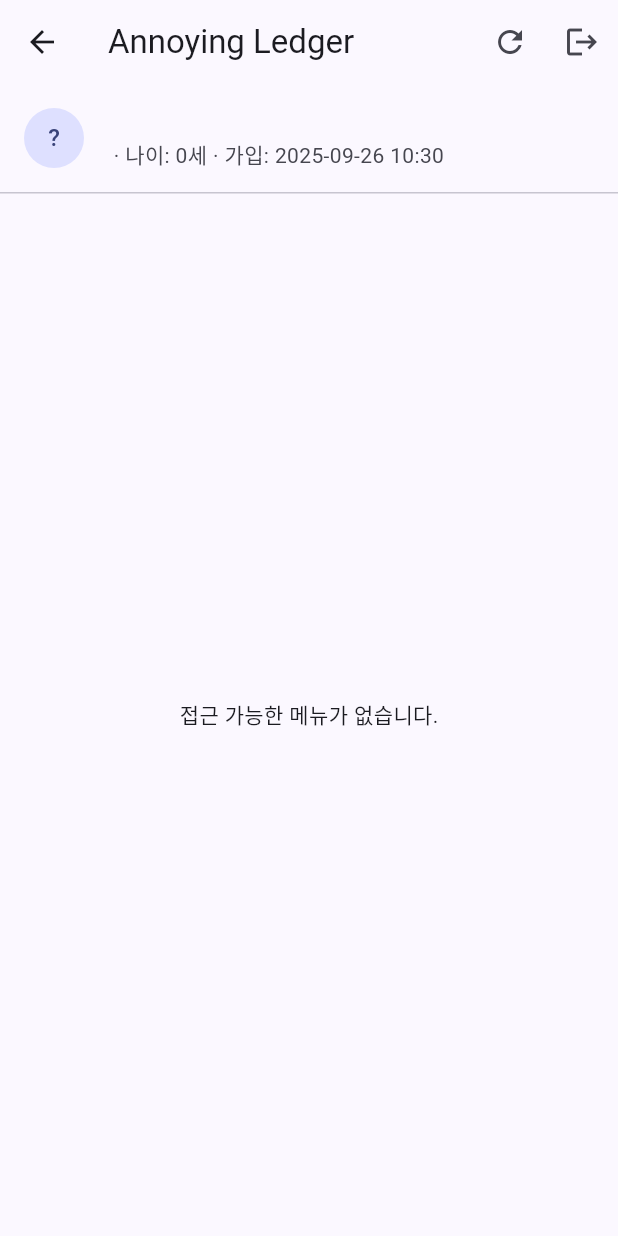
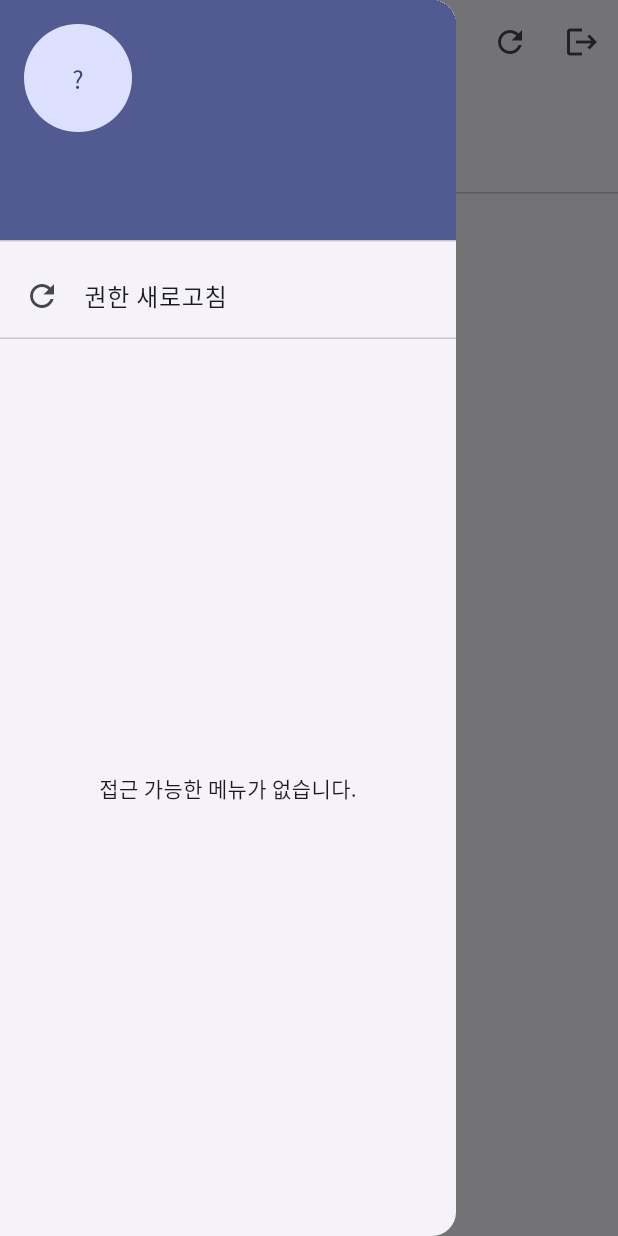
Before and after one commit to koojeongwoon/annoying_ledger, a Flutter app: the HomeScreen screen opened directly, with the side drawer open (before the commit the screen has no drawer), on a phone screen of 412 x 824 dp. Run offline on Flutter 3.47's test engine with Material 3 defaults, Android fonts, the phone set to English and light mode, and no system bars; our stand-ins replace google_fonts, shared_preferences; accounts and stored records are empty.

Commit message:
로그인 / 로그아웃 / 메뉴 리스트 구현 추가

```diff
--- /dev/null
+++ b/lib/core/api/base_response.dart
@@ -0,0 +1,31 @@
+
+import 'package:intl/intl.dart';
+
+class BaseResponse<T> {
+  final String code;
+  final String message;
+  final T? data;
+  final DateTime timestamp;
+
+  BaseResponse({
+    required this.code,
+    required this.message,
+    this.data,
+    required this.timestamp,
+  });
+
+  factory BaseResponse.fromJson(Map<String, dynamic> json, T Function(Object? json)? fromJsonT) {
+    return BaseResponse<T>(
+      code: json['code'] as String,
+      message: json['message'] as String,
+      data: json['data'] == null ? null : fromJsonT!(json['data']),
+      timestamp: DateTime.parse(json['timestamp'] as String),
+    );
+  }
+
+  DateTime get localTimestamp => timestamp.toLocal();
+
+  String get formattedLocalTimestamp {
+    return DateFormat('yyyy-MM-dd HH:mm:ss').format(localTimestamp);
+  }
+}
--- a/lib/core/config/app_config.dart
+++ b/lib/core/config/app_config.dart
@@ -1,5 +1,5 @@
 class AppConfig {
   const AppConfig._();
 
-  static const String apiBaseUrl = 'http://localhost:8080';
+  static const String apiBaseUrl = 'http://192.168.102.35:8080';
 }
--- a/lib/features/auth/models/resource_access.dart
+++ b/lib/features/auth/models/resource_access.dart
@@ -93,7 +93,7 @@ class UserResourceAccess {
   final List<ResourceAccessItem> deniedResources;
 
   factory UserResourceAccess.fromJson(Map<String, dynamic> json) {
-    List<ResourceAccessItem> _parseList(String key) {
+    List<ResourceAccessItem> parseList(String key) {
       final raw = json[key];
       if (raw is List) {
         return raw
@@ -105,25 +105,25 @@ class UserResourceAccess {
     }
 
     return UserResourceAccess(
-      menus: _parseList('menus'),
-      pages: _parseList('pages'),
-      features: _parseList('features'),
-      elements: _parseList('elements'),
-      deniedResources: _parseList('deniedResources'),
+      menus: parseList('menus'),
+      pages: parseList('pages'),
+      features: parseList('features'),
+      elements: parseList('elements'),
+      deniedResources: parseList('deniedResources'),
     );
   }
 
   Map<String, dynamic> toJson() {
-    List<Map<String, dynamic>> _toJsonList(List<ResourceAccessItem> items) {
+    List<Map<String, dynamic>> toJsonList(List<ResourceAccessItem> items) {
       return items.map((item) => item.toJson()).toList();
     }
 
     return {
-      'menus': _toJsonList(menus),
-      'pages': _toJsonList(pages),
-      'features': _toJsonList(features),
-      'elements': _toJsonList(elements),
-      'deniedResources': _toJsonList(deniedResources),
+      'menus': toJsonList(menus),
+      'pages': toJsonList(pages),
+      'features': toJsonList(features),
+      'elements': toJsonList(elements),
+      'deniedResources': toJsonList(deniedResources),
     };
   }
 
--- a/lib/features/auth/models/success_response.dart
+++ /dev/null
@@ -1,29 +0,0 @@
-class SuccessResponse {
-  SuccessResponse({
-    this.code,
-    this.message,
-    this.data,
-    this.timestamp,
-  });
-
-  final String? code;
-  final String? message;
-  final dynamic data;
-  final DateTime? timestamp;
-
-  factory SuccessResponse.fromJson(Map<String, dynamic> json) {
-    return SuccessResponse(
-      code: json['code'] as String?,
-      message: json['message'] as String?,
-      data: json['data'],
-      timestamp: _parseDateTime(json['timestamp']),
-    );
-  }
-
-  static DateTime? _parseDateTime(Object? value) {
-    if (value is String && value.isNotEmpty) {
-      return DateTime.tryParse(value);
-    }
-    return null;
-  }
-}
--- a/lib/features/home/view/home_screen.dart
+++ b/lib/features/home/view/home_screen.dart
@@ -2,6 +2,7 @@ import 'package:flutter/material.dart';
 import 'package:provider/provider.dart';
 
 import 'package:annoying_ledger/features/auth/controllers/auth_controller.dart';
+import 'package:annoying_ledger/features/auth/models/resource_access.dart';
 import 'package:annoying_ledger/features/auth/models/user_profile.dart';
 import 'package:annoying_ledger/features/home/widgets/menu_tree_view.dart';
 
@@ -14,6 +15,8 @@ class HomeScreen extends StatelessWidget {
       builder: (context, auth, _) {
         final profile = auth.profile;
         final menuNodes = auth.menuTree;
+        final accessibleMenus = auth.accessibleMenus;
+        final refreshCallback = auth.isBusy ? null : () => _refreshMenus(context);
         return Scaffold(
           appBar: AppBar(
             title: const Text('Annoying Ledger'),
@@ -21,7 +24,7 @@ class HomeScreen extends StatelessWidget {
               IconButton(
                 icon: const Icon(Icons.refresh),
                 tooltip: '권한 새로고침',
-                onPressed: auth.isBusy ? null : () => _refreshMenus(context),
+                onPressed: refreshCallback,
               ),
               IconButton(
                 icon: const Icon(Icons.logout),
@@ -29,6 +32,11 @@ class HomeScreen extends StatelessWidget {
                 onPressed: auth.isBusy ? null : () => _confirmLogout(context),
               ),
             ],
+          ),
+          drawer: _AccessDrawer(
+            profile: profile,
+            menus: accessibleMenus,
+            onRefresh: refreshCallback,
           ),
           body: profile == null
               ? const Center(child: Text('사용자 정보를 불러오지 못했습니다.'))
@@ -92,7 +100,7 @@ class _ProfileHeader extends StatelessWidget {
   Widget build(BuildContext context) {
     final theme = Theme.of(context);
     final created = profile.createdAt.toLocal();
-    final createdText = _formatDateTime(created);
+    final createdText = _formatUserDateTime(created);
     final subtitle = [profile.email, '가입: $createdText'];
     if (profile.age != null) {
       subtitle.insert(1, '나이: ${profile.age}세');
@@ -100,17 +108,92 @@ class _ProfileHeader extends StatelessWidget {
 
     return ListTile(
       leading: CircleAvatar(
-        child: Text(_initial(profile).toUpperCase()),
+        child: Text(_userInitial(profile).toUpperCase()),
       ),
       title: Text(
-        profile.name.isEmpty ? profile.email : profile.name,
+        _userDisplayName(profile),
         style: theme.textTheme.titleMedium,
       ),
       subtitle: Text(subtitle.join(' · ')),
     );
   }
+}
 
-  String _formatDateTime(DateTime date) {
+class _AccessDrawer extends StatelessWidget {
+  const _AccessDrawer({
+    required this.profile,
+    required this.menus,
+    required this.onRefresh,
+  });
+
+  final UserProfile? profile;
+  final List<ResourceAccessItem> menus;
+  final Future<void> Function()? onRefresh;
+
+  @override
+  Widget build(BuildContext context) {
+    final sortedMenus = List<ResourceAccessItem>.from(menus)
+      ..sort((a, b) => a.displayOrder.compareTo(b.displayOrder));
+
+    return Drawer(
+      child: SafeArea(
+        child: Column(
+          crossAxisAlignment: CrossAxisAlignment.stretch,
+          children: [
+            if (profile != null)
+              UserAccountsDrawerHeader(
+                accountName: Text(_userDisplayName(profile!)),
+                accountEmail: Text(profile!.email),
+                currentAccountPicture: CircleAvatar(
+                  child: Text(_userInitial(profile!).toUpperCase()),
+                ),
+              )
+            else
+              const DrawerHeader(
+                child: Align(
+                  alignment: Alignment.bottomLeft,
+                  child: Text('프로필 정보를 불러오지 못했습니다.'),
+                ),
+              ),
+            ListTile(
+              leading: const Icon(Icons.refresh),
+              title: const Text('권한 새로고침'),
+              enabled: onRefresh != null,
+              onTap: onRefresh == null
+                  ? null
+                  : () async {
+                      Navigator.of(context).pop();
+                      await onRefresh!.call();
+                    },
+            ),
+            const Divider(height: 1),
+            Expanded(
+              child: sortedMenus.isEmpty
+                  ? const Center(
+                      child: Text('접근 가능한 메뉴가 없습니다.'),
+                    )
+                  : ListView.separated(
+                      padding: const EdgeInsets.symmetric(vertical: 8),
+                      itemBuilder: (context, index) {
+                        final menu = sortedMenus[index];
+                        return ListTile(
+                          leading: const Icon(Icons.check_circle_outline),
+                          title: Text(menu.displayName),
+                          subtitle: Text('코드: ${menu.code}'),
+                        );
+                      },
+                      separatorBuilder: (_, _) => const Divider(height: 1),
+                      itemCount: sortedMenus.length,
+                    ),
+            ),
+          ],
+        ),
+      ),
+    );
+  }
+}
+
+String _formatUserDateTime(DateTime date) {
   final y = date.year.toString().padLeft(4, '0');
   final m = date.month.toString().padLeft(2, '0');
   final d = date.day.toString().padLeft(2, '0');
@@ -119,7 +202,7 @@ class _ProfileHeader extends StatelessWidget {
   return '$y-$m-$d $hh:$mm';
 }
 
-  String _initial(UserProfile profile) {
+String _userInitial(UserProfile profile) {
   final trimmedName = profile.name.trim();
   if (trimmedName.isNotEmpty) {
     return trimmedName.substring(0, 1);
@@ -130,4 +213,7 @@ class _ProfileHeader extends StatelessWidget {
   }
   return '?';
 }
+
+String _userDisplayName(UserProfile profile) {
+  return profile.name.isEmpty ? profile.email : profile.name;
 }
--- a/pubspec.yaml
+++ b/pubspec.yaml
@@ -30,6 +30,8 @@ environment:
 dependencies:
   flutter:
     sdk: flutter
+  flutter_localizations:
+    sdk: flutter
 
   # The following adds the Cupertino Icons font to your application.
   # Use with the CupertinoIcons class for iOS style icons.
@@ -37,6 +39,8 @@ dependencies:
   http: ^1.2.2
   provider: ^6.1.2
   shared_preferences: ^2.3.2
+  google_fonts: ^6.2.1
+  intl: ^0.20.2
 
 dev_dependencies:
   flutter_test:
@@ -47,7 +51,7 @@ dev_dependencies:
   # activated in the `analysis_options.yaml` file located at the root of your
   # package. See that file for information about deactivating specific lint
   # rules and activating additional ones.
-  flutter_lints: ^5.0.0
+  flutter_lints: ^6.0.0
 
 # For information on the generic Dart part of this file, see the
 # following page: https://dart.dev/tools/pub/pubspec
```
Also changed, not shown: lib/app.dart (+16 -1 lines), lib/core/api/api_client.dart (+172 -85 lines), lib/features/auth/data/auth_repository.dart (+21 -38 lines), lib/features/home/widgets/menu_tree_view.dart (+9 -8 lines), pubspec.lock, 1 other file. Lines whose indentation alone changed are shown as unchanged.
